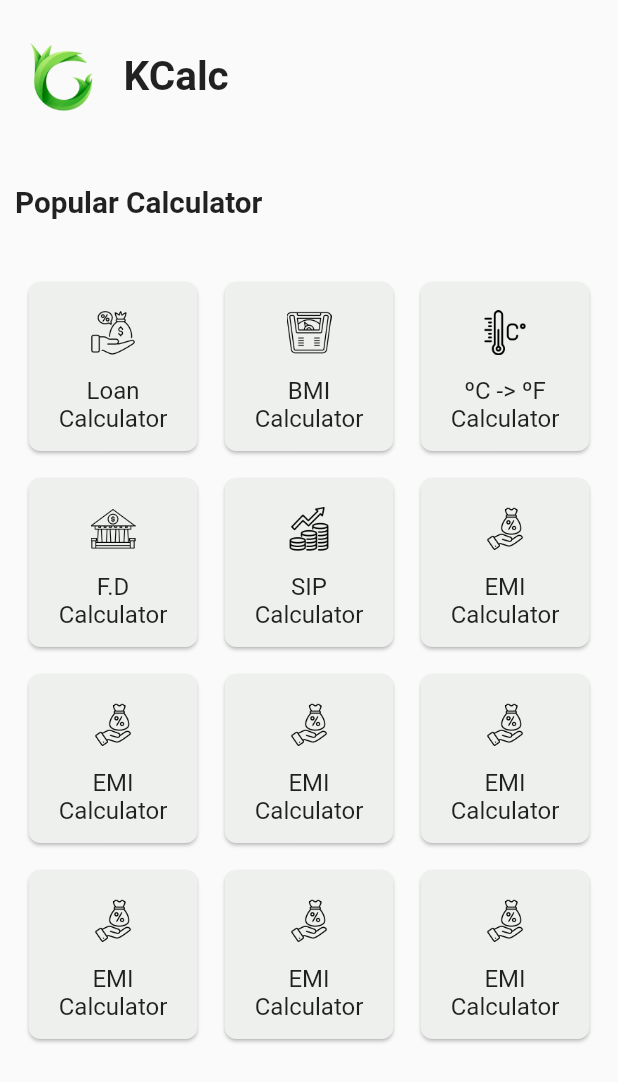
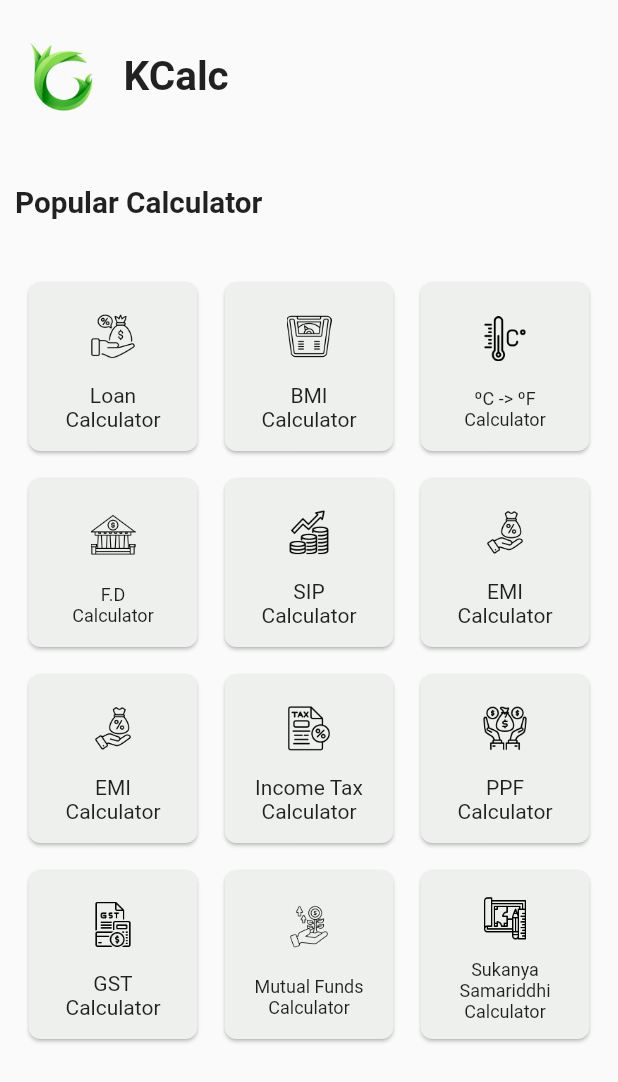
Before and after one commit to shonibaredavida/kodecamp_calculator_app, a Flutter app: the screen it shows after launch, on a phone screen of 412 x 824 dp. Shown: the top 1082 px of the screen. Run offline on Flutter 3.47's test engine with Material 2 defaults, Android fonts, the phone set to English and light mode, and no system bars; our stand-ins replace get, syncfusion_flutter_sliders.

Commit message:
gridview images and name  corrected

```diff
--- a/lib/Screen/home_page.dart
+++ b/lib/Screen/home_page.dart
@@ -63,10 +63,8 @@ class HompageScreen extends StatelessWidget {
                         Get.to(() => calculatorFeature[index].functionPage);
                       },
                       child: HomeCardWidget(
-                          calcFunctionPix: calculatorFeature[index].pix,
-                          calcFuntionTitle:
-                              calculatorFeature[index].shortName ??
-                                  calculatorFeature[index].name),
+                        index: index,
+                      ),
                     );
                   },
                 )
--- a/lib/Screen/soon_to_come_screen.dart
+++ b/lib/Screen/soon_to_come_screen.dart
@@ -2,6 +2,7 @@ import 'package:flutter/material.dart';
 import 'package:get/get.dart';
 import 'package:kodecamp_calculator_app/utils/constants/calculator_feature.dart';
 import 'package:kodecamp_calculator_app/utils/constants/sizes.dart';
+import 'package:kodecamp_calculator_app/widgets/logo_widget.dart';
 
 class SoonToCome extends StatelessWidget {
   const SoonToCome({super.key, required this.index});
@@ -16,13 +17,7 @@ class SoonToCome extends StatelessWidget {
           child: Column(
             crossAxisAlignment: CrossAxisAlignment.stretch,
             children: [
-              const Text(
-                "KCalc",
-                style: TextStyle(fontSize: AppSizes.fontSizeLg),
-              ),
-              const SizedBox(
-                height: AppSizes.spaceBtwSectionsSm,
-              ),
+              LogoWidget(),
               Text(
                 "$name Calculator",
                 textAlign: TextAlign.left,
--- a/lib/utils/constants/calculator_feature.dart
+++ b/lib/utils/constants/calculator_feature.dart
@@ -32,12 +32,6 @@ List<CalculatorFunction> calculatorFeature = <CalculatorFunction>[
       name: "SIP",
       pix: AppImages.sip,
       functionPage: const SoonToCome(
-        index: 6,
-      )),
-  CalculatorFunction(
-      name: "EMI",
-      pix: AppImages.emi,
-      functionPage: const SoonToCome(
         index: 4,
       )),
   CalculatorFunction(
@@ -53,28 +47,36 @@ List<CalculatorFunction> calculatorFeature = <CalculatorFunction>[
         index: 6,
       )),
   CalculatorFunction(
-      name: "EMI",
-      pix: AppImages.emi,
+      name: "Income Tax",
+      pix: AppImages.tax,
       functionPage: const SoonToCome(
         index: 7,
       )),
   CalculatorFunction(
-      name: "EMI",
-      pix: AppImages.emi,
+      name: "PPF",
+      pix: AppImages.ppf,
       functionPage: const SoonToCome(
         index: 8,
       )),
   CalculatorFunction(
-      name: "EMI",
-      pix: AppImages.emi,
+      name: "GST",
+      pix: AppImages.gst,
       functionPage: const SoonToCome(
         index: 9,
       )),
   CalculatorFunction(
-      name: "EMI",
-      pix: AppImages.emi,
+      name: "Mutual Funds Returns",
+      shortName: "Mutual Funds",
+      pix: AppImages.mutual,
       functionPage: const SoonToCome(
         index: 10,
+      )),
+  CalculatorFunction(
+      name: "Sukanya Samariddhi Yojana",
+      shortName: "Sukanya \nSamariddhi",
+      pix: AppImages.suka,
+      functionPage: const SoonToCome(
+        index: 11,
       )),
 ];
 
--- a/lib/widgets/home_card_widget.dart
+++ b/lib/widgets/home_card_widget.dart
@@ -1,19 +1,23 @@
 import 'package:flutter/material.dart';
+import 'package:kodecamp_calculator_app/utils/constants/calculator_feature.dart';
 import 'package:kodecamp_calculator_app/utils/constants/colors.dart';
 import 'package:kodecamp_calculator_app/utils/constants/sizes.dart';
 
 class HomeCardWidget extends StatelessWidget {
   const HomeCardWidget({
     super.key,
-    required this.calcFunctionPix,
+    required this.index,
+    /*  required this.calcFunctionPix,
     required this.calcFuntionTitle,
+  */
   });
-
-  final String calcFunctionPix;
+  final int index;
+  /*  final String calcFunctionPix;
   final String calcFuntionTitle;
-
+ */
   @override
   Widget build(BuildContext context) {
+    final calculatorDetails = calculatorFeature[index];
     return Padding(
       padding: const EdgeInsets.all(5.0),
       child: Card(
@@ -29,7 +33,7 @@ class HomeCardWidget extends StatelessWidget {
                 height: 5,
               ),
               Image.asset(
-                calcFunctionPix,
+                calculatorDetails.pix,
                 height: 30,
               ),
               const SizedBox(
@@ -38,16 +42,22 @@ class HomeCardWidget extends StatelessWidget {
               Column(
                 children: [
                   Text(
-                    calcFuntionTitle,
+                    calculatorDetails.shortName ?? calculatorDetails.name,
                     overflow: TextOverflow.visible,
                     textAlign: TextAlign.center,
-                    style: const TextStyle(fontSize: AppSizes.fontSizeMd),
+                    style: TextStyle(
+                        fontSize: calculatorDetails.shortName != null
+                            ? AppSizes.fontSizeSm
+                            : AppSizes.fontSizeMs),
                   ),
-                  const Text(
+                  Text(
                     "Calculator",
                     overflow: TextOverflow.visible,
                     textAlign: TextAlign.center,
-                    style: TextStyle(fontSize: AppSizes.fontSizeMd),
+                    style: TextStyle(
+                        fontSize: calculatorDetails.shortName != null
+                            ? AppSizes.fontSizeSm
+                            : AppSizes.fontSizeMs),
                   ),
                 ],
               ),
```
